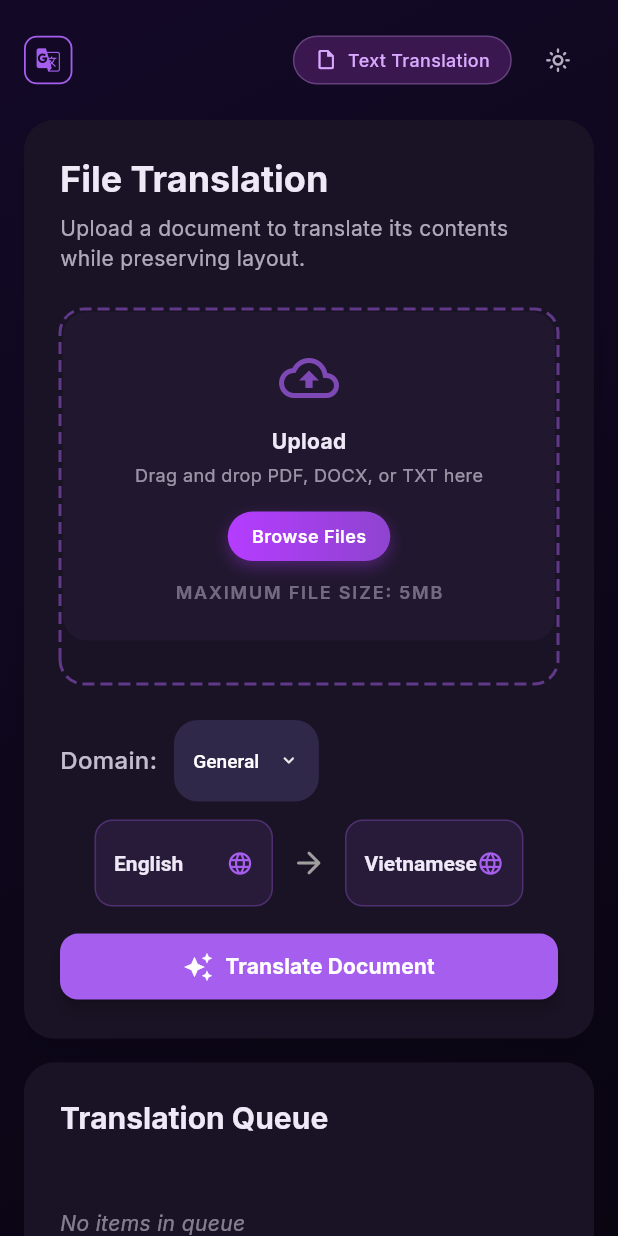
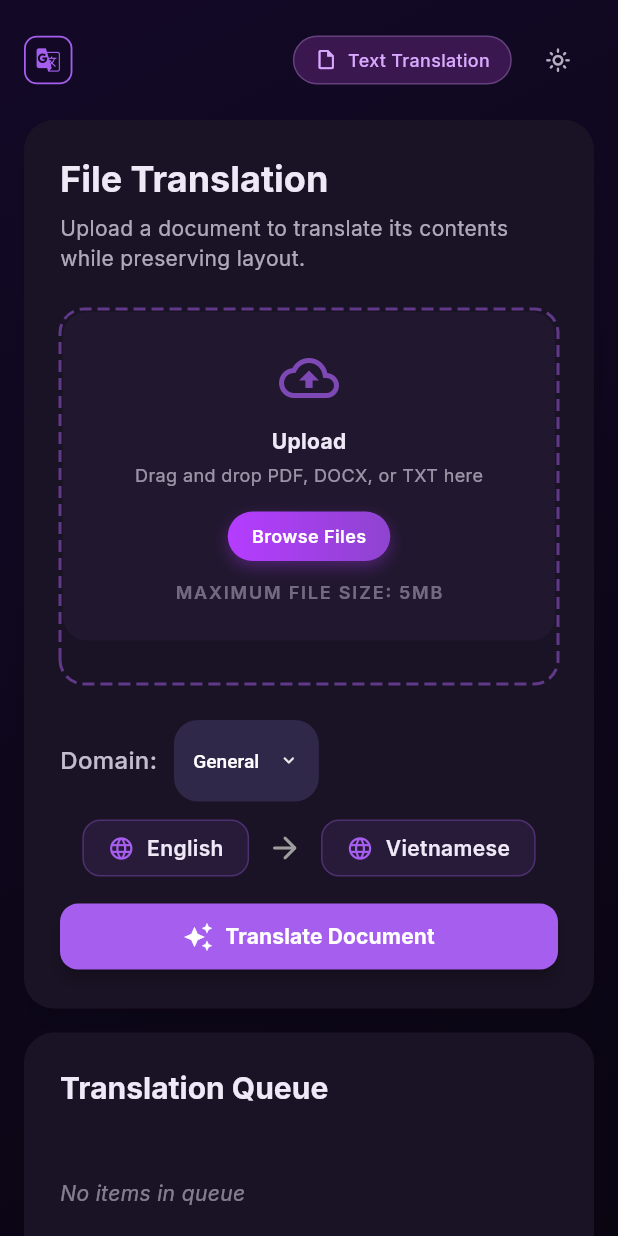
Before and after one commit to nardouhn/ai-translator-system, a Flutter app: the screen it shows after launch, after a tap on "File Translation", on a phone screen of 412 x 824 dp. Run offline on Flutter 3.47's test engine with Material 3 defaults, Android fonts, the phone set to English and light mode, and no system bars; drawn by our look-alikes of dotted_border; our stand-ins replace file_picker, flutter_tts, google_fonts, shared_preferences, speech_to_text; missing offline and left inert: desktop_drop, universal_html.

Commit message:
remove language system

```diff
--- a/app_client/lib/features/file_translation_view.dart
+++ b/app_client/lib/features/file_translation_view.dart
@@ -4,6 +4,7 @@ import 'dart:typed_data';
 import 'dart:convert';
 import 'package:universal_html/html.dart' as html;
 import 'package:file_picker/file_picker.dart' as fp;
+import 'package:url_launcher/url_launcher.dart';
 
 import '../services/api_service.dart';
 import '../widgets/translation_top_bar.dart';
@@ -37,8 +38,8 @@ class _FileTranslationViewState extends State<FileTranslationView> {
   Uint8List? _selectedFileBytes;
   String? _selectedFilePath;
   String _selectedDomain = 'General';
-  String _selectedSourceLang = 'en';
-  String _selectedTargetLang = 'vi';
+  final String _selectedSourceLang = 'en';
+  final String _selectedTargetLang = 'vi';
 
   Future<void> _pickFile() async {
     try {
@@ -198,8 +199,21 @@ class _FileTranslationViewState extends State<FileTranslationView> {
     final b64Data = item['fileContentB64'] as String?;
     final text = item['translatedText'] as String?;
 
-    if (kIsWeb && fileUrl != null && fileUrl.isNotEmpty) {
+    if (fileUrl != null && fileUrl.isNotEmpty) {
+      if (kIsWeb) {
         html.window.open(fileUrl, '_blank');
+      } else {
+        final uri = Uri.parse(fileUrl);
+        canLaunchUrl(uri).then((canLaunch) {
+          if (canLaunch) {
+            launchUrl(uri, mode: LaunchMode.externalApplication);
+          } else {
+            ScaffoldMessenger.of(context).showSnackBar(
+              const SnackBar(content: Text('Could not open download link.')),
+            );
+          }
+        });
+      }
       return;
     }
 
@@ -299,9 +313,9 @@ class _FileTranslationViewState extends State<FileTranslationView> {
                             });
                           },
                         ),
-                        _buildLangDropdown('en', _selectedSourceLang, (val) => setState(() => _selectedSourceLang = val!)),
+                        _buildFixedLangLabel('English'),
                         const Icon(Icons.arrow_forward_rounded, color: Colors.grey),
-                        _buildLangDropdown('vi', _selectedTargetLang, (val) => setState(() => _selectedTargetLang = val!)),
+                        _buildFixedLangLabel('Vietnamese'),
                       ],
                     ),
                     const SizedBox(height: 16),
@@ -354,9 +368,9 @@ class _FileTranslationViewState extends State<FileTranslationView> {
                               });
                             },
                           ),
-                          _buildLangDropdown('en', _selectedSourceLang, (val) => setState(() => _selectedSourceLang = val!)),
+                          _buildFixedLangLabel('English'),
                           const Icon(Icons.arrow_forward_rounded, color: Colors.grey),
-                          _buildLangDropdown('vi', _selectedTargetLang, (val) => setState(() => _selectedTargetLang = val!)),
+                          _buildFixedLangLabel('Vietnamese'),
                         ],
                       ),
                     ),
@@ -403,31 +417,29 @@ class _FileTranslationViewState extends State<FileTranslationView> {
     });
   }
 
-  Widget _buildLangDropdown(String label, String currentValue, ValueChanged<String?> onChanged) {
+  Widget _buildFixedLangLabel(String label) {
     final primaryColor = Theme.of(context).colorScheme.primary;
     return Container(
-      padding: const EdgeInsets.symmetric(horizontal: 12, vertical: 4),
+      padding: const EdgeInsets.symmetric(horizontal: 16, vertical: 8),
       decoration: BoxDecoration(
         color: primaryColor.withOpacity(0.1),
         borderRadius: BorderRadius.circular(12),
         border: Border.all(color: primaryColor.withOpacity(0.3)),
       ),
-      child: DropdownButtonHideUnderline(
-        child: DropdownButton<String>(
-          value: currentValue,
-          dropdownColor: Theme.of(context).colorScheme.surface,
-          icon: Icon(Icons.language, size: 18, color: primaryColor),
+      child: Row(
+        mainAxisSize: MainAxisSize.min,
+        children: [
+          Icon(Icons.language, size: 18, color: primaryColor),
+          const SizedBox(width: 8),
+          Text(
+            label,
             style: TextStyle(
               color: Theme.of(context).colorScheme.onSurface,
               fontSize: 14,
               fontWeight: FontWeight.w600,
             ),
-          items: const [
-            DropdownMenuItem(value: 'en', child: Text('English')),
-            DropdownMenuItem(value: 'vi', child: Text('Vietnamese')),
+          ),
         ],
-          onChanged: onChanged,
-        ),
       ),
     );
   }
--- a/app_client/pubspec.yaml
+++ b/app_client/pubspec.yaml
@@ -43,6 +43,7 @@ dependencies:
   speech_to_text: ^7.3.0
   google_fonts: ^8.1.0
   shared_preferences: ^2.5.5
+  url_launcher: ^6.3.2
 
 dev_dependencies:
   flutter_test:
```
Also changed, not shown: app_client/lib/features/text_translation_view.dart (+21 -0 lines), app_client/lib/services/api_service.dart (+8 -1 lines), app_client/pubspec.lock, 9 other files. Lines whose indentation alone changed are shown as unchanged.
